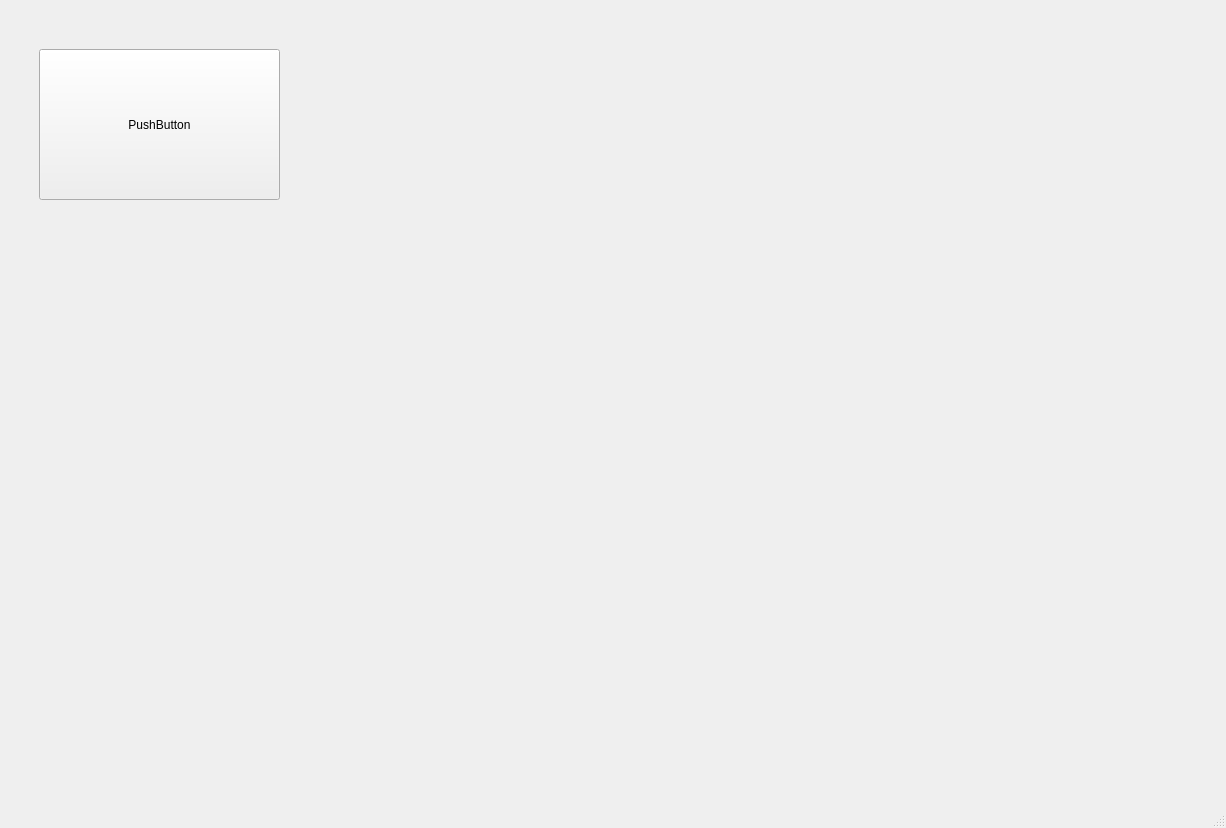
kastelatas/crm-store, file client/desktop/GUI/ui/mainwindow.ui: the form before one commit.
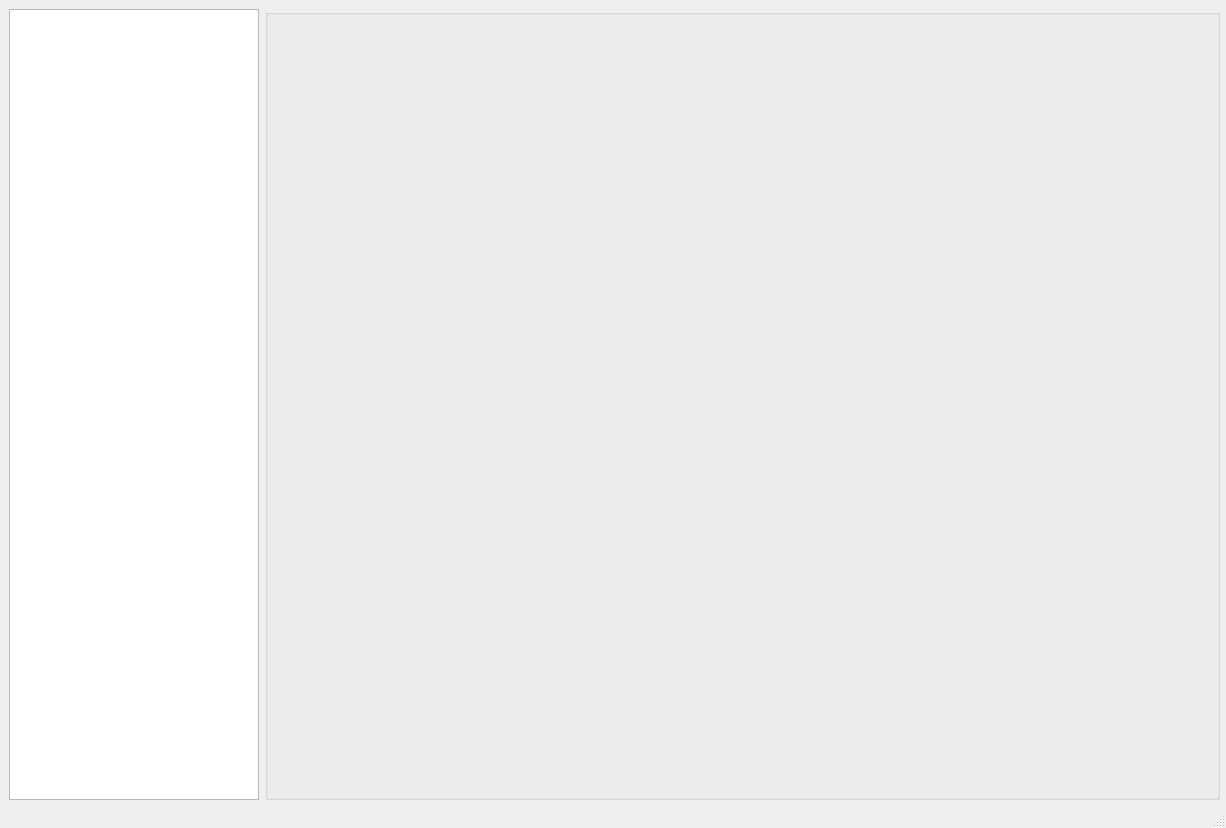
The form after the commit. The open tabs and pages were chosen to show the change.

Diff of the .ui file:
```diff
--- a/client/desktop/GUI/ui/mainwindow.ui
+++ b/client/desktop/GUI/ui/mainwindow.ui
@@ -14,34 +14,59 @@
    <string>MainWindow</string>
   </property>
   <widget class="QWidget" name="centralwidget">
-   <widget class="QStackedWidget" name="mainStackedWidget">
+   <widget class="QWidget" name="horizontalLayoutWidget">
     <property name="geometry">
      <rect>
-      <x>19</x>
+      <x>9</x>
       <y>9</y>
-      <width>1191</width>
+      <width>1211</width>
       <height>791</height>
      </rect>
     </property>
-    <property name="currentIndex">
-     <number>0</number>
-    </property>
-    <widget class="QWidget" name="page"/>
-    <widget class="QWidget" name="page_2">
-     <widget class="QPushButton" name="mainButton">
+    <layout class="QHBoxLayout" name="horizontalLayout">
+     <property name="sizeConstraint">
+      <enum>QLayout::SetDefaultConstraint</enum>
+     </property>
+     <item>
+      <widget class="QListView" name="menuListView">
+       <property name="maximumSize">
+        <size>
+         <width>250</width>
+         <height>16777215</height>
+        </size>
+       </property>
+       <property name="font">
+        <font>
+         <pointsize>14</pointsize>
+        </font>
+       </property>
+       <property name="cursor" stdset="0">
+        <cursorShape>PointingHandCursor</cursorShape>
+       </property>
+       <property name="editTriggers">
+        <set>QAbstractItemView::NoEditTriggers</set>
+       </property>
+      </widget>
+     </item>
+     <item>
+      <widget class="QGroupBox" name="mainGroupContainer">
+       <property name="title">
+        <string/>
+       </property>
+       <widget class="QWidget" name="verticalLayoutWidget">
       <property name="geometry">
        <rect>
-        <x>20</x>
-        <y>40</y>
-        <width>241</width>
-        <height>151</height>
-       </rect>
-      </property>
-      <property name="text">
-       <string>PushButton</string>
-      </property>
-     </widget>
-    </widget>
+          <x>9</x>
+          <y>9</y>
+          <width>931</width>
+          <height>761</height>
+         </rect>
+        </property>
+        <layout class="QVBoxLayout" name="mainVerticalLayout"/>
+       </widget>
+      </widget>
+     </item>
+    </layout>
    </widget>
   </widget>
   <widget class="QMenuBar" name="menubar">
```
Lines whose indentation alone changed are shown as unchanged.
